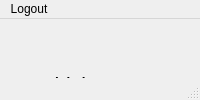
Above: interface/vehicle_ui.ui from BorissowT/BusBase before the change. Below: the same form after it.
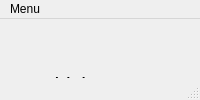
That is the form after the change. Icons and pictures are not drawn.

Commit message: menu button in vehicle int

The edit to the form file:
```diff
--- a/interface/vehicle_ui.ui
+++ b/interface/vehicle_ui.ui
@@ -326,7 +326,7 @@
    </property>
    <widget class="QMenu" name="menuLogout">
     <property name="title">
-     <string>Logout</string>
+     <string>Menu</string>
     </property>
     <addaction name="action_back_to_menu"/>
     <addaction name="actionlogout"/>
```
The commit also changes 2 other files.
